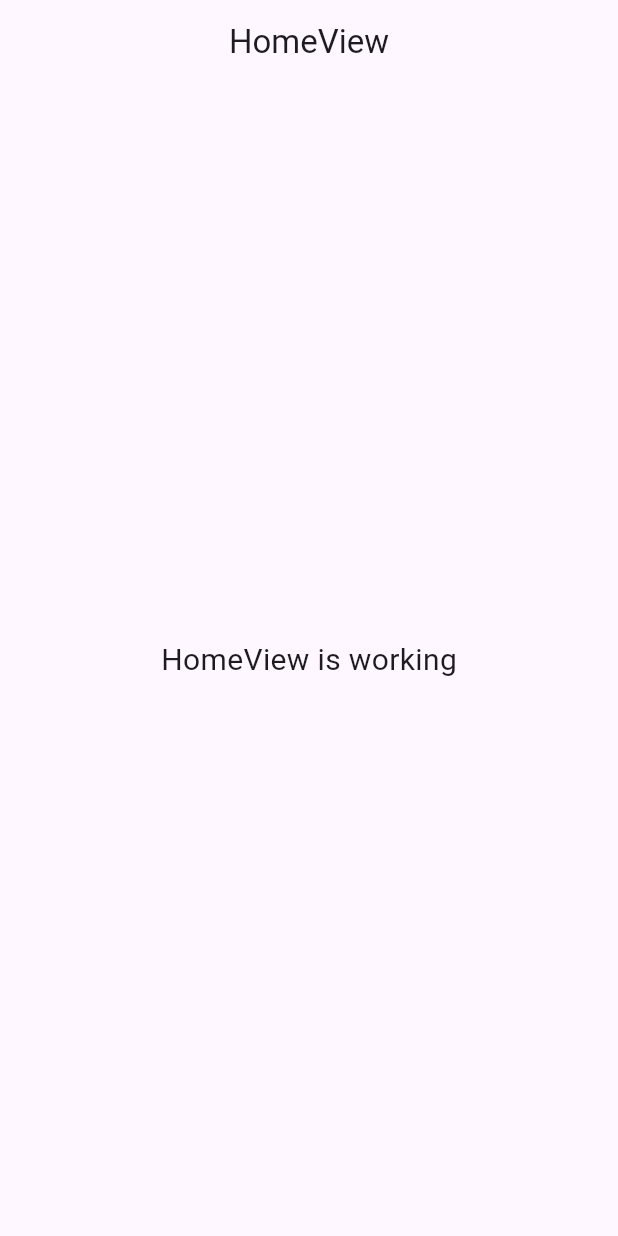
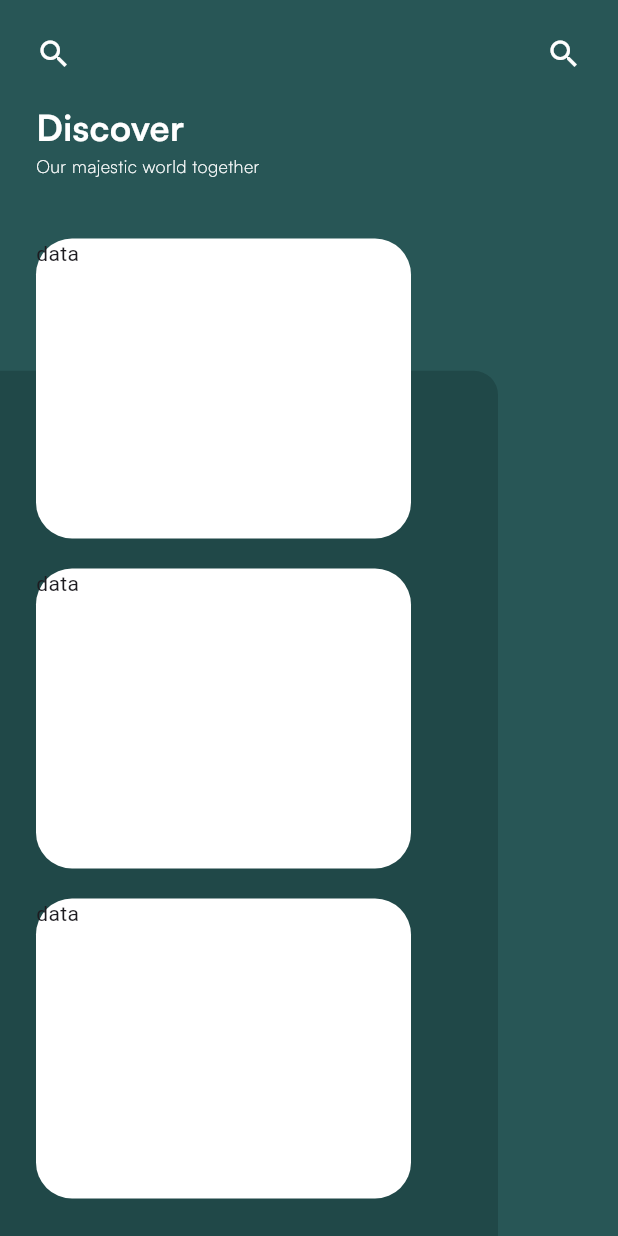
Before and after one commit to habibdwip/animal_app, a Flutter app: the screen it shows after launch, on a phone screen of 412 x 824 dp. Run offline on Flutter 3.47's test engine with Material 3 defaults, Android fonts, the phone set to English and light mode, and no system bars; our stand-ins replace flutter_screenutil, get.

Commit message:
Update Base

```diff
--- /dev/null
+++ b/lib/app/data/color_theme.dart
@@ -0,0 +1,8 @@
+import 'package:flutter/material.dart';
+
+class ColorTheme {
+  static Color clrBgApp = Color(0xFF285656);
+  static Color clrShadow = Color(0xFF204848);
+  static Color clrOrange = Color(0xFFF47916);
+  static Color clrWhite = Color(0xFFFFFFFF);
+}
--- /dev/null
+++ b/lib/app/data/font_theme.dart
@@ -0,0 +1,5 @@
+import 'package:flutter/cupertino.dart';
+
+class FontTheme {
+  static TextStyle fontBase = TextStyle(fontFamily: 'Satoshi');
+}
--- a/lib/app/modules/home/views/home_view.dart
+++ b/lib/app/modules/home/views/home_view.dart
@@ -1,3 +1,5 @@
+import 'package:animal_app/app/data/color_theme.dart';
+import 'package:animal_app/app/data/font_theme.dart';
 import 'package:flutter/material.dart';
 
 import 'package:get/get.dart';
@@ -9,14 +11,101 @@ class HomeView extends GetView<HomeController> {
   @override
   Widget build(BuildContext context) {
     return Scaffold(
-      appBar: AppBar(
-        title: const Text('HomeView'),
-        centerTitle: true,
-      ),
-      body: const Center(
-        child: Text(
-          'HomeView is working',
-          style: TextStyle(fontSize: 20),
+      backgroundColor: ColorTheme.clrBgApp,
+      body: SafeArea(
+        child: CustomScrollView(
+          physics: BouncingScrollPhysics(),
+          slivers: [
+            SliverFillRemaining(
+              hasScrollBody: false,
+              child: Stack(
+                children: [
+                  Positioned(
+                    top: Get.height * .3,
+                    height: 650,
+                    left: -20,
+                    right: 80,
+                    child: Container(
+                      decoration: BoxDecoration(
+                          color: ColorTheme.clrShadow,
+                          borderRadius: BorderRadius.circular(16)),
+                      // height: 200,
+                      width: 200,
+                    ),
+                  ),
+                  // Positioned(
+                  //   top: 150,
+                  //   left: 40,
+                  //   right: 120,
+                  //   child:
+                  // ),
+                  Padding(
+                    padding: const EdgeInsets.all(24.0),
+                    child: Column(
+                      crossAxisAlignment: CrossAxisAlignment.start,
+                      children: [
+                        Row(
+                          mainAxisAlignment: MainAxisAlignment.spaceBetween,
+                          children: [
+                            Icon(
+                              Icons.search,
+                              color: ColorTheme.clrWhite,
+                            ),
+                            Icon(
+                              Icons.search,
+                              color: ColorTheme.clrWhite,
+                            ),
+                          ],
+                        ),
+                        SizedBox(
+                          height: 20,
+                        ),
+                        Text(
+                          "Discover",
+                          style: FontTheme.fontBase.copyWith(
+                              fontSize: 24,
+                              fontWeight: FontWeight.w700,
+                              color: ColorTheme.clrWhite),
+                        ),
+                        Text(
+                          "Our majestic world together",
+                          style: FontTheme.fontBase.copyWith(
+                              fontSize: 12,
+                              fontWeight: FontWeight.w300,
+                              color: ColorTheme.clrWhite),
+                        ),
+                        SizedBox(
+                          height: 20,
+                        ),
+                        Container(
+                          height: Get.height,
+                          width: 250,
+                          child: ListView.builder(
+                            physics: NeverScrollableScrollPhysics(),
+                            shrinkWrap: true,
+                            itemCount: 3,
+                            itemBuilder: (BuildContext context, int index) =>
+                                Container(
+                              margin: EdgeInsets.only(top: 20),
+                              decoration: BoxDecoration(
+                                color: ColorTheme.clrWhite,
+                                borderRadius: BorderRadius.circular(24),
+                              ),
+                              height: 200,
+                              child: Column(
+                                crossAxisAlignment: CrossAxisAlignment.start,
+                                children: [Text("data")],
+                              ),
+                            ),
+                          ),
+                        ),
+                      ],
+                    ),
+                  )
+                ],
+              ),
+            ),
+          ],
         ),
       ),
     );
--- a/lib/main.dart
+++ b/lib/main.dart
@@ -1,16 +1,21 @@
 import 'package:flutter/material.dart';
+import 'package:flutter_screenutil/flutter_screenutil.dart';
 
 import 'package:get/get.dart';
 
 import 'app/routes/app_pages.dart';
 
 void main() {
-  runApp(
-    GetMaterialApp(
+  runApp(ScreenUtilInit(
+    useInheritedMediaQuery: true,
+    // designSize: const Size(1133, 700),
+    minTextAdapt: true,
+    splitScreenMode: true,
+    builder: (context, child) => GetMaterialApp(
       title: "Application",
       initialRoute: AppPages.INITIAL,
       getPages: AppPages.routes,
       debugShowCheckedModeBanner: false,
     ),
-  );
+  ));
 }
```
Also changed, not shown: pubspec.yaml (+20 -51 lines), assets/fonts/satoshi/Satoshi-Black.otf (added), assets/fonts/satoshi/Satoshi-BlackItalic.otf (added), assets/fonts/satoshi/Satoshi-Bold.otf (added), assets/fonts/satoshi/Satoshi-BoldItalic.otf (added), assets/fonts/satoshi/Satoshi-Italic.otf (added), assets/fonts/satoshi/Satoshi-Light.otf (added), assets/fonts/satoshi/Satoshi-LightItalic.otf (added), assets/fonts/satoshi/Satoshi-Medium.otf (added), assets/fonts/satoshi/Satoshi-MediumItalic.otf (added), assets/fonts/satoshi/Satoshi-Regular.otf (added), assets/image/butterfly.jpg (added), assets/image/tiger.jpg (added), pubspec.lock, 8 other files.
